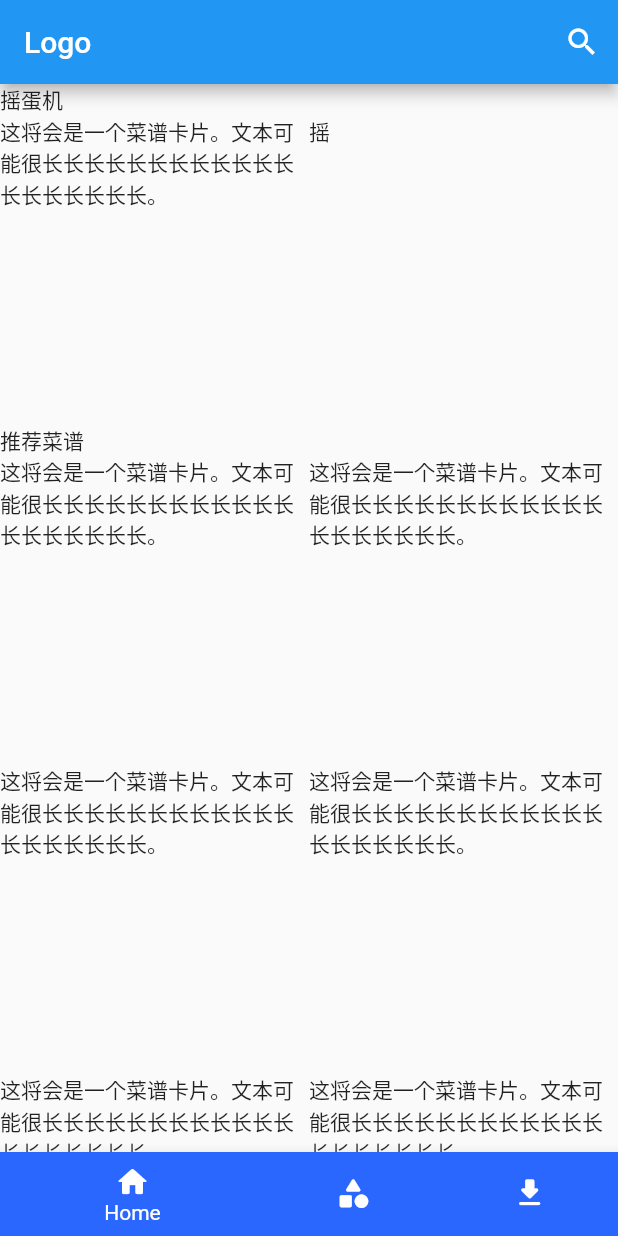
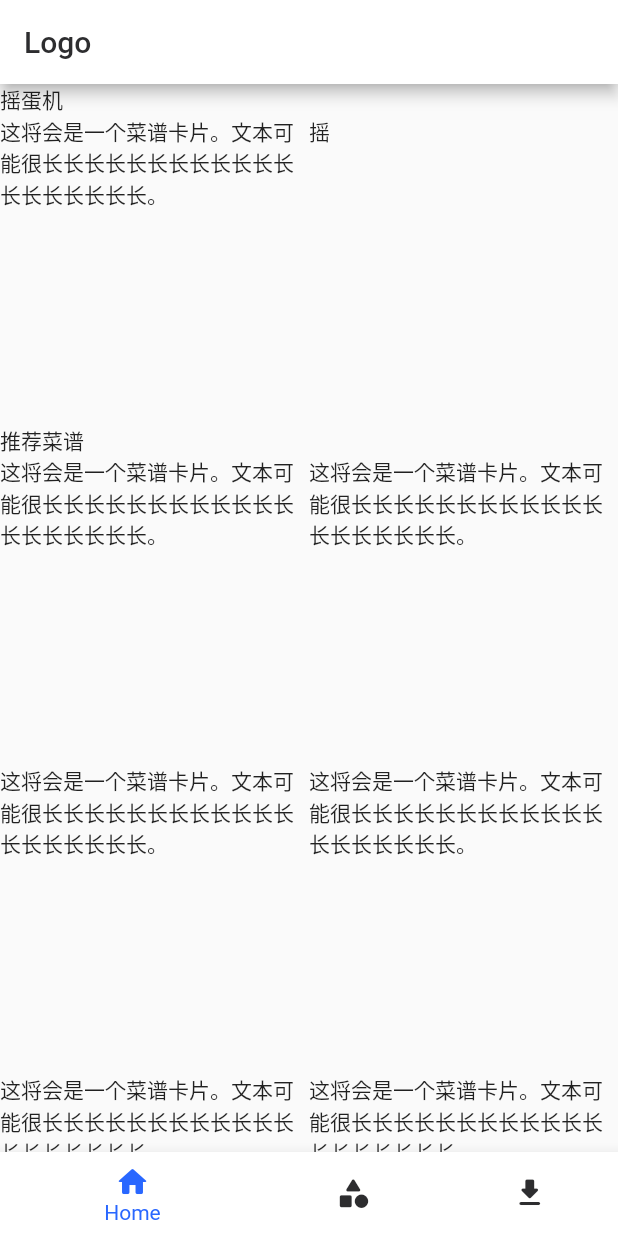
Before and after one commit to Mike-7777777/flutter-cookbook, a Flutter app: the screen it shows after launch, on a phone screen of 412 x 824 dp. Run offline on Flutter 3.47's test engine with Material 2 defaults, Android fonts, the phone set to English and light mode, and no system bars.

Commit message:
一些小修改，更新了颜色

```diff
--- a/lib/app.dart
+++ b/lib/app.dart
@@ -39,17 +39,17 @@ class _MyAppPageState extends State<MyAppPage> {
     BottomNavigationBarItem(
       icon: Icon(Icons.home_rounded),
       label: HOME_PAGE_LABEL,
-      backgroundColor: AppColors.primaryElement,
+      backgroundColor: AppColors.primaryBackground,
     ),
     BottomNavigationBarItem(
       icon: Icon(Icons.category_rounded),
       label: CLASSIFICATION_PAGE_LABEL,
-      backgroundColor: AppColors.primaryElement,
+      backgroundColor: AppColors.primaryBackground,
     ),
     BottomNavigationBarItem(
       icon: Icon(Icons.download_rounded),
       label: LOCAL_PAGE_LABEL,
-      backgroundColor: AppColors.primaryElement,
+      backgroundColor: AppColors.primaryBackground,
     ),
   ];
 
@@ -65,7 +65,8 @@ class _MyAppPageState extends State<MyAppPage> {
       //fixed模式导航栏背景色
       //backgroundColor: AppColors.pink,
       //选中后的颜色
-      fixedColor: AppColors.primaryElementText,
+      fixedColor: AppColors.primaryElement,
+      unselectedItemColor: AppColors.primaryText,
       //排布模式
       type: BottomNavigationBarType.shifting,
     );
--- a/lib/page/classification.dart
+++ b/lib/page/classification.dart
@@ -2,6 +2,7 @@
 import 'package:flutter/material.dart';
 
 import 'package:my_app/constants.dart';
+import 'package:my_app/values/values.dart';
 
 // 分类页面
 class ClassificationPage extends StatefulWidget {
@@ -15,11 +16,11 @@ class _ClassificationPageState extends State<ClassificationPage> {
   Widget build(BuildContext context) {
     return Scaffold(
       appBar: AppBar(
-        // backgroundColor: Colors.white, // 设置顶部 bar 颜色为白色
-        // elevation: 0, // 取消阴影
+        backgroundColor: AppColors.primaryBackground, // 设置顶部 bar 颜色为白色
+        //elevation: 0, // 取消阴影
         title: const Text(
           CLASSIFICATION_PAGE_TITLE,
-          style: TextStyle(color: Colors.black),
+          style: TextStyle(color: AppColors.primaryText),
         ),
         // actions: <Widget>[
         //   IconButton(
--- a/lib/page/home.dart
+++ b/lib/page/home.dart
@@ -3,6 +3,7 @@ import 'package:flutter/material.dart';
 import 'package:my_app/widget/cookbook-card.dart';
 import 'package:my_app/widget/logo.dart';
 import 'package:my_app/widget/search.dart';
+import 'package:my_app/values/values.dart';
 
 // 本地页面
 class HomePage extends StatefulWidget {
@@ -20,6 +21,7 @@ class _HomePageState extends State<HomePage> {
     // 页面框架
     return Scaffold(
       appBar: AppBar(
+        backgroundColor: AppColors.primaryBackground, // 设置顶部 bar 颜色为白色
         title: LogoWidget.getInstance(),
         actions: <Widget>[searchIconWidget],
       ),
--- a/lib/page/local.dart
+++ b/lib/page/local.dart
@@ -2,7 +2,7 @@
 import 'package:flutter/material.dart';
 
 import 'package:my_app/constants.dart';
-import 'package:my_app/values/colors.dart';
+import 'package:my_app/values/values.dart';
 
 // 本地页面
 class LocalPage extends StatefulWidget {
@@ -16,11 +16,11 @@ class _LocalPageState extends State<LocalPage> {
   Widget build(BuildContext context) {
     return Scaffold(
       appBar: AppBar(
-        // backgroundColor: Colors.white, // 设置顶部 bar 颜色为白色
-        // elevation: 0, // 取消阴影
+        backgroundColor: AppColors.primaryBackground, // 设置顶部 bar 颜色为白色
+        //elevation: 0, // 取消阴影
         title: const Text(
           LOCAL_PAGE_TITLE,
-          style: TextStyle(color: AppColors.primaryBackground),
+          style: TextStyle(color: AppColors.primaryText),
         ),
         // actions: <Widget>[
         //   IconButton(
--- a/lib/widget/logo.dart
+++ b/lib/widget/logo.dart
@@ -1,5 +1,6 @@
 // 单例模式的 Logo 组件
 import 'package:flutter/material.dart';
+import 'package:my_app/values/colors.dart';
 
 // 单例模式，使用 LogoWidget.getInstance() 获得单例对象
 class LogoWidget extends StatelessWidget {
@@ -13,6 +14,9 @@ class LogoWidget extends StatelessWidget {
 
   @override
   Widget build(BuildContext context) {
-    return Text("Logo");
+    return Text(
+      "Logo",
+      style: TextStyle(color: AppColors.primaryText),
+    );
   }
 }
```
